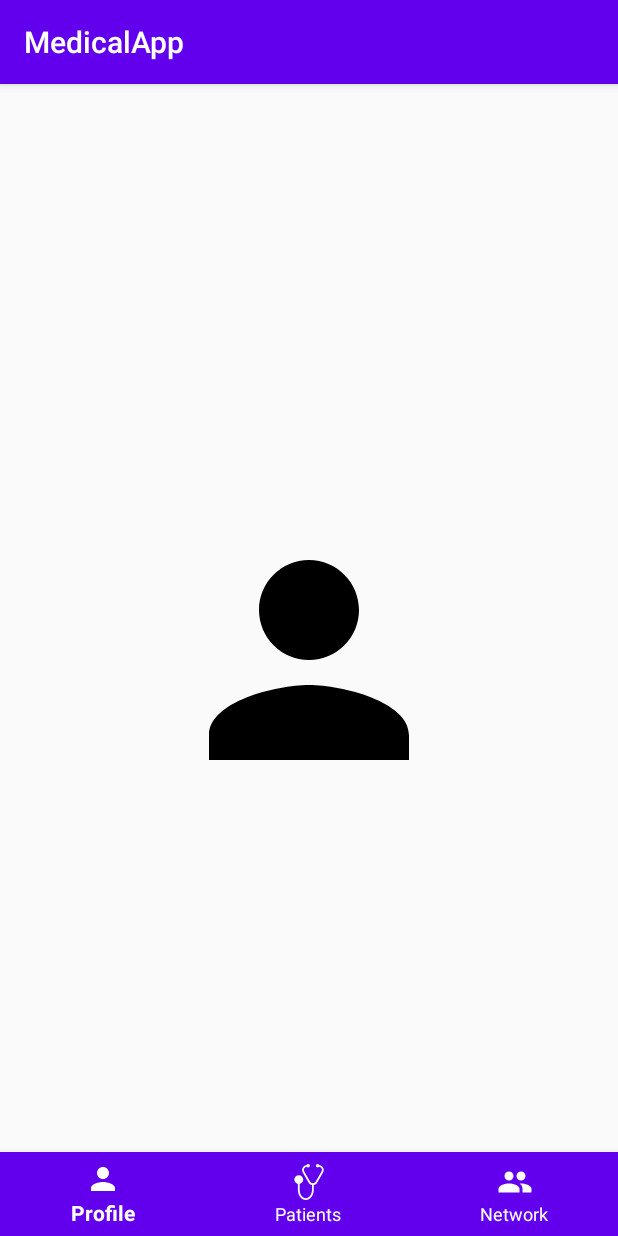
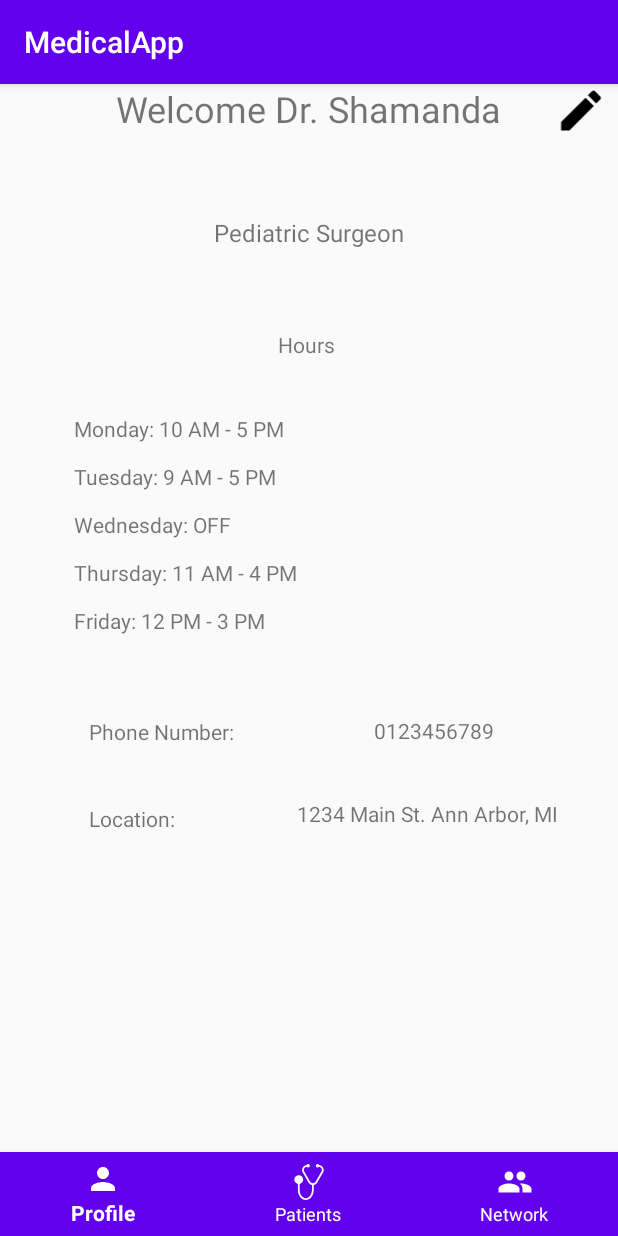
Before and after one commit to vaguduguntla/MedicalApp, an Android app: the screen it shows after launch (MainActivity), on a phone screen of 412 x 824 dp. Run offline under Robolectric (Android 15) with nearby library versions, the phone set to English and light mode, and no system bars.

Commit message:
my profile xml

```diff
--- /dev/null
+++ b/app/src/main/res/drawable/ic_edit_black_24dp.xml
@@ -0,0 +1,9 @@
+<vector xmlns:android="http://schemas.android.com/apk/res/android"
+        android:width="24dp"
+        android:height="24dp"
+        android:viewportWidth="24.0"
+        android:viewportHeight="24.0">
+    <path
+        android:fillColor="#FF000000"
+        android:pathData="M3,17.25V21h3.75L17.81,9.94l-3.75,-3.75L3,17.25zM20.71,7.04c0.39,-0.39 0.39,-1.02 0,-1.41l-2.34,-2.34c-0.39,-0.39 -1.02,-0.39 -1.41,0l-1.83,1.83 3.75,3.75 1.83,-1.83z"/>
+</vector>
--- a/app/src/main/res/layout/fragment_my_profile.xml
+++ b/app/src/main/res/layout/fragment_my_profile.xml
@@ -1,18 +1,127 @@
 <?xml version="1.0" encoding="utf-8"?>
 <FrameLayout xmlns:android="http://schemas.android.com/apk/res/android"
+    xmlns:app="http://schemas.android.com/apk/res-auto"
     xmlns:tools="http://schemas.android.com/tools"
     android:layout_width="match_parent"
     android:layout_height="match_parent"
     tools:context=".fragments.MyProfileFragment"
     >
 
+  <TextView
+      android:id="@+id/User_Profile_Title"
+      android:layout_width="278dp"
+      android:layout_height="wrap_content"
+      android:layout_gravity="center_horizontal"
+      android:text="Welcome Dr. Shamanda"
+      android:textAlignment="center"
+      android:textSize="24sp" />
 
   <ImageView
-      android:id="@+id/imageView"
-      android:layout_width="200dp"
-      android:layout_height="200dp"
-      android:layout_gravity="center"
-      android:src="@drawable/me_menu_item"
-      />
+      android:id="@+id/User_Profile_Edit_Button"
+      android:layout_width="49dp"
+      android:layout_height="35dp"
+      android:layout_gravity="right"
+      android:src="@drawable/ic_edit_black_24dp"/>
+
+
+    <androidx.constraintlayout.widget.ConstraintLayout
+        android:id="@+id/linearLayout"
+        android:layout_width="match_parent"
+        android:layout_height="match_parent">
+
+        <TextView
+            android:id="@+id/Hours"
+            android:layout_width="349dp"
+            android:layout_height="22dp"
+            android:layout_marginTop="164dp"
+            android:text="Hours"
+            android:textAlignment="center"
+            app:layout_constraintEnd_toEndOf="parent"
+            app:layout_constraintHorizontal_bias="0.467"
+            app:layout_constraintStart_toStartOf="parent"
+            app:layout_constraintTop_toTopOf="parent" />
+
+        <ScrollView
+            android:id="@+id/bio_scroll"
+            android:layout_width="313dp"
+            android:layout_height="155dp"
+            android:layout_marginTop="220dp"
+            app:layout_constraintEnd_toEndOf="parent"
+            app:layout_constraintStart_toStartOf="parent"
+            app:layout_constraintTop_toTopOf="parent">
+
+            <TextView
+                android:id="@+id/List_of_Hours"
+                android:layout_width="match_parent"
+                android:layout_height="wrap_content"
+                android:text="@string/list_of_hours"
+                android:layout_gravity="center_horizontal">
+
+            </TextView>
+        </ScrollView>
+
+        <TextView
+            android:id="@+id/Phone_Number"
+            android:layout_width="wrap_content"
+            android:layout_height="wrap_content"
+            android:layout_marginTop="236dp"
+            android:text="Phone Number:"
+            app:layout_constraintEnd_toEndOf="parent"
+            app:layout_constraintHorizontal_bias="0.188"
+            app:layout_constraintStart_toStartOf="parent"
+            app:layout_constraintTop_toBottomOf="@+id/Hours" />
+
+        <TextView
+            android:id="@+id/Location"
+            android:layout_width="wrap_content"
+            android:layout_height="wrap_content"
+            android:layout_marginTop="36dp"
+            android:text="Location:"
+            app:layout_constraintBottom_toBottomOf="parent"
+            app:layout_constraintEnd_toEndOf="parent"
+            app:layout_constraintHorizontal_bias="0.167"
+            app:layout_constraintStart_toStartOf="parent"
+            app:layout_constraintTop_toBottomOf="@+id/Phone_Number"
+            app:layout_constraintVertical_bias="0.01" />
+
+        <TextView
+            android:id="@+id/Speciality"
+            android:layout_width="wrap_content"
+            android:layout_height="wrap_content"
+            android:layout_marginTop="88dp"
+            android:text="@string/speciality"
+            android:textSize="16dp"
+            app:layout_constraintEnd_toEndOf="parent"
+            app:layout_constraintStart_toStartOf="parent"
+            app:layout_constraintTop_toTopOf="parent" />
+
+        <TextView
+            android:id="@+id/editable_phone_number"
+            android:layout_width="wrap_content"
+            android:layout_height="wrap_content"
+            android:layout_marginTop="46dp"
+            android:text="@string/phone_number_editable"
+            app:layout_constraintEnd_toEndOf="parent"
+            app:layout_constraintHorizontal_bias="0.531"
+            app:layout_constraintStart_toEndOf="@+id/Phone_Number"
+            app:layout_constraintTop_toBottomOf="@+id/bio_scroll" />
+
+        <TextView
+            android:id="@+id/editable_location"
+            android:layout_width="wrap_content"
+            android:layout_height="wrap_content"
+            android:layout_marginTop="36dp"
+            android:layout_marginEnd="40dp"
+            android:text="@string/location_editable"
+            app:layout_constraintBottom_toBottomOf="parent"
+            app:layout_constraintEnd_toEndOf="parent"
+            app:layout_constraintHorizontal_bias="1.0"
+            app:layout_constraintStart_toEndOf="@+id/Location"
+            app:layout_constraintTop_toBottomOf="@+id/editable_phone_number"
+            app:layout_constraintVertical_bias="0.0" />
+    </androidx.constraintlayout.widget.ConstraintLayout>
+
+
+    />
 
 </FrameLayout>
--- a/app/src/main/res/values/strings.xml
+++ b/app/src/main/res/values/strings.xml
@@ -1,3 +1,12 @@
 <resources>
     <string name="app_name">MedicalApp</string>
+    <string name="list_of_hours">Monday: 10 AM - 5 PM
+    \n\nTuesday: 9 AM - 5 PM
+    \n\nWednesday: OFF
+    \n\nThursday: 11 AM - 4 PM
+    \n\nFriday: 12 PM - 3 PM
+    </string>
+    <string name="speciality">Pediatric Surgeon</string>
+    <string name="phone_number_editable">0123456789</string>
+    <string name="location_editable">1234 Main St. Ann Arbor, MI</string>
 </resources>
```
